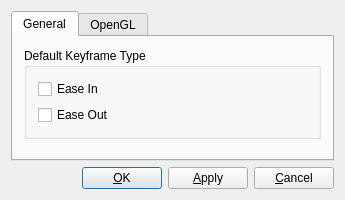
Above: src/settingsdialogform.ui from ap0110/qavimator before the change. Below: the same form after it.
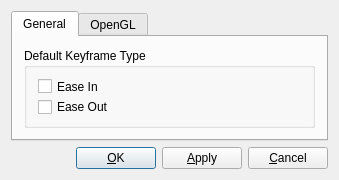
That is the form after the change.

Commit message: QAV-1 QAV-4 Removed context help button and fixed size of dialogs

The edit to the form file:
```diff
--- a/src/settingsdialogform.ui
+++ b/src/settingsdialogform.ui
@@ -10,9 +10,27 @@
     <x>0</x>
     <y>0</y>
     <width>339</width>
-    <height>200</height>
+    <height>180</height>
    </rect>
   </property>
+  <property name="sizePolicy">
+   <sizepolicy hsizetype="Fixed" vsizetype="Fixed">
+    <horstretch>0</horstretch>
+    <verstretch>0</verstretch>
+   </sizepolicy>
+  </property>
+  <property name="minimumSize">
+   <size>
+    <width>339</width>
+    <height>180</height>
+   </size>
+  </property>
+  <property name="maximumSize">
+   <size>
+    <width>339</width>
+    <height>180</height>
+   </size>
+  </property>
   <property name="windowTitle">
    <string>Configure QAvimator</string>
   </property>
@@ -80,22 +98,6 @@
          </layout>
         </widget>
        </item>
-       <item>
-        <spacer>
-         <property name="orientation">
-          <enum>Qt::Vertical</enum>
-         </property>
-         <property name="sizeType">
-          <enum>QSizePolicy::Expanding</enum>
-         </property>
-         <property name="sizeHint" stdset="0">
-          <size>
-           <width>297</width>
-           <height>20</height>
-          </size>
-         </property>
-        </spacer>
-       </item>
       </layout>
      </widget>
      <widget class="QWidget" name="tab">
```
Left out of the diff: 2 changed lines with no effect on the pictures. The commit also changes 4 other files.
